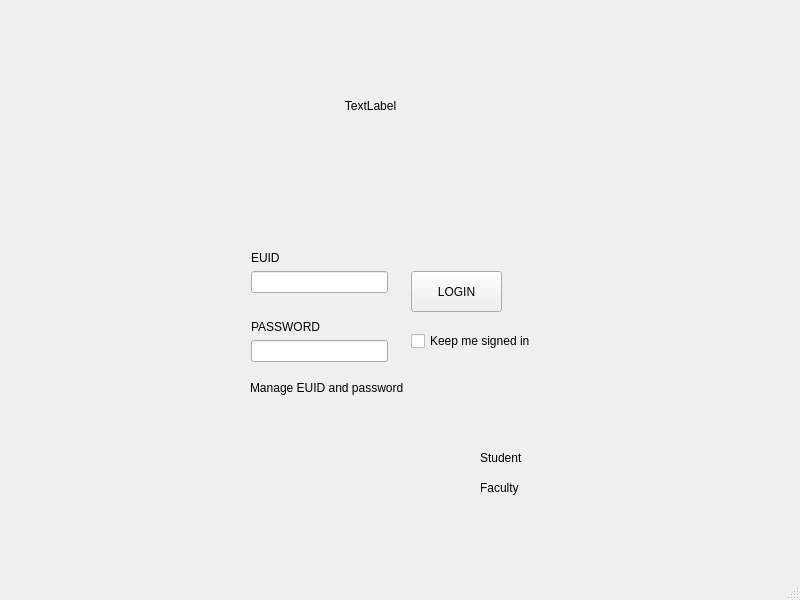
This is loginpage.ui in A-Monjaras/Parking-Tracker-UNT as Qt 5 draws it before an edit. The edited form follows.
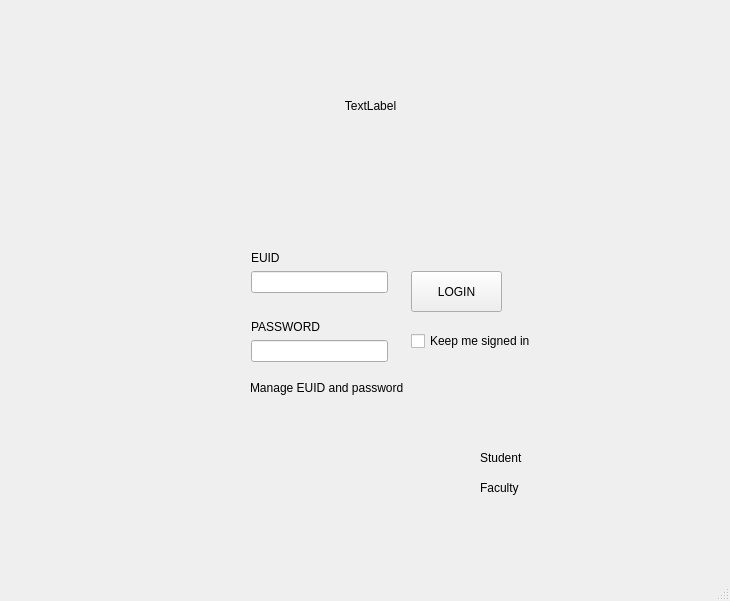
This is the edited form.

```diff
--- a/loginpage.ui
+++ b/loginpage.ui
@@ -6,8 +6,8 @@
    <rect>
     <x>0</x>
     <y>0</y>
-    <width>800</width>
-    <height>600</height>
+    <width>730</width>
+    <height>601</height>
    </rect>
   </property>
   <property name="windowTitle">
```
Left out of the diff: 2 changed lines with no effect on the pictures.
